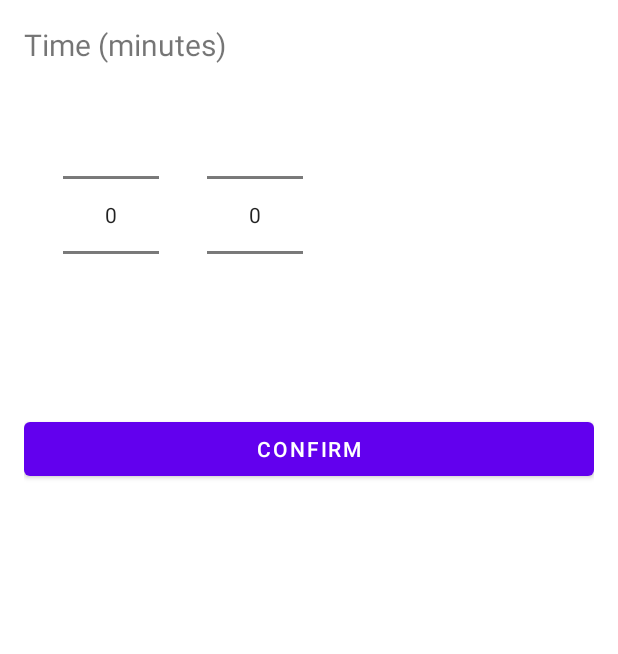
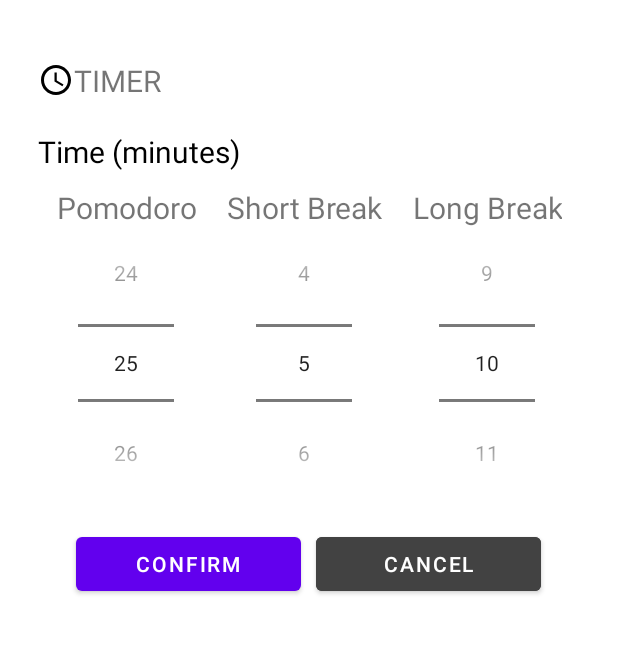
Before and after one commit to Lamlance/HCMUS_CSC13009_20KTPM2_Group02_ScheduleProject, an Android app: the fragment TimerSetting placed in its activity, on a phone screen of 412 x 824 dp, the part 84-738 px from its top. Run offline under Robolectric (Android 15) with nearby library versions, the phone set to English and light mode, and no system bars; our stand-ins replace navigation-ui.

Commit message:
Fix UI for timer setting and add logics

```diff
--- a/app/src/main/java/com/honaglam/scheduleproject/CalendarFragment.java
+++ b/app/src/main/java/com/honaglam/scheduleproject/CalendarFragment.java
@@ -66,7 +66,5 @@ public class CalendarFragment extends Fragment {
 
     CalendarRecyclerViewAdapter calendarRecyclerViewAdapter = new CalendarRecyclerViewAdapter(getContext());
     recyclerCalendar.setAdapter(calendarRecyclerViewAdapter);
-
-
   }
 }
--- a/app/src/main/java/com/honaglam/scheduleproject/TimerFragment.java
+++ b/app/src/main/java/com/honaglam/scheduleproject/TimerFragment.java
@@ -89,7 +89,6 @@ public class TimerFragment extends Fragment {
 
     timerSetting = getView().findViewById(R.id.btnTimerSetting);
     timerSetting.setOnClickListener(new View.OnClickListener(){
-
       @Override
       public void onClick(View view) {
         ((MainActivity)getActivity()).switchFragment_TimerSetting();
--- a/app/src/main/java/com/honaglam/scheduleproject/TimerSetting.java
+++ b/app/src/main/java/com/honaglam/scheduleproject/TimerSetting.java
@@ -2,11 +2,17 @@ package com.honaglam.scheduleproject;
 
 import android.os.Bundle;
 
+import androidx.annotation.NonNull;
+import androidx.annotation.Nullable;
 import androidx.fragment.app.Fragment;
 
 import android.view.LayoutInflater;
 import android.view.View;
 import android.view.ViewGroup;
+import android.widget.Button;
+import android.widget.NumberPicker;
+
+import com.honaglam.scheduleproject.Calendar.CalendarRecyclerViewAdapter;
 
 /**
  * A simple {@link Fragment} subclass.
@@ -17,12 +23,14 @@ public class TimerSetting extends Fragment {
 
     // TODO: Rename parameter arguments, choose names that match
     // the fragment initialization parameters, e.g. ARG_ITEM_NUMBER
-    private static final String ARG_PARAM1 = "param1";
-    private static final String ARG_PARAM2 = "param2";
-
-    // TODO: Rename and change types of parameters
-    private String mParam1;
-    private String mParam2;
+    private Button confirmButton;
+    private Button cancelButton;
+    private NumberPicker pomodoroTimePicker;
+    private int pomodoroTime;
+    private NumberPicker shortBreakPicker;
+    private int shortBreakTime;
+    private NumberPicker longBreakPicker;
+    private int longBreakTime;
 
     public TimerSetting() {
         // Required empty public constructor
@@ -40,25 +48,85 @@ public class TimerSetting extends Fragment {
     public static TimerSetting newInstance(String param1, String param2) {
         TimerSetting fragment = new TimerSetting();
         Bundle args = new Bundle();
-        args.putString(ARG_PARAM1, param1);
-        args.putString(ARG_PARAM2, param2);
         fragment.setArguments(args);
         return fragment;
     }
-
     @Override
     public void onCreate(Bundle savedInstanceState) {
         super.onCreate(savedInstanceState);
         if (getArguments() != null) {
-            mParam1 = getArguments().getString(ARG_PARAM1);
-            mParam2 = getArguments().getString(ARG_PARAM2);
+
         }
     }
-
     @Override
     public View onCreateView(LayoutInflater inflater, ViewGroup container,
                              Bundle savedInstanceState) {
         // Inflate the layout for this fragment
+
         return inflater.inflate(R.layout.fragment_timer_setting, container, false);
     }
+    @Override
+    public void onViewCreated(@NonNull View view, @Nullable Bundle savedInstanceState) {
+        super.onViewCreated(view, savedInstanceState);
+        int minVal = 0;
+        int maxVal = 120;
+        // Set time for pomodoro work time and watch changed valued
+        pomodoroTimePicker = getView().findViewById(R.id.workTime);
+        pomodoroTimePicker.setMinValue(minVal);
+        pomodoroTimePicker.setMaxValue(maxVal);
+        pomodoroTimePicker.setValue(25);
+        pomodoroTimePicker.setOnValueChangedListener(new NumberPicker.OnValueChangeListener() {
+            @Override
+            public void onValueChange(NumberPicker numberPicker, int i, int i1) {
+                pomodoroTime = pomodoroTimePicker.getValue();
+            }
+        });
+
+        // Set time for short break time and watch changed valued
+        shortBreakPicker = getView().findViewById(R.id.shortBreak);
+        shortBreakPicker.setMinValue(minVal);
+        shortBreakPicker.setMaxValue(maxVal);
+        shortBreakPicker.setValue(5);
+        shortBreakPicker.setOnValueChangedListener(new NumberPicker.OnValueChangeListener() {
+            @Override
+            public void onValueChange(NumberPicker numberPicker, int i, int i1) {
+                shortBreakTime = shortBreakPicker.getValue();
+            }
+        });
+
+        // Set time for long break time and watch changed valued
+        longBreakPicker = getView().findViewById(R.id.longBreak);
+        longBreakPicker.setMinValue(minVal);
+        longBreakPicker.setMaxValue(maxVal);
+        longBreakPicker.setValue(10);
+        longBreakPicker.setOnValueChangedListener(new NumberPicker.OnValueChangeListener() {
+            @Override
+            public void onValueChange(NumberPicker numberPicker, int i, int i1) {
+                longBreakTime = longBreakPicker.getValue();
+            }
+        });
+
+        // Pass the setting to the timer Fragment upon confirm pressed
+        confirmButton = getView().findViewById(R.id.confirmButton);
+        confirmButton.setOnClickListener(new View.OnClickListener() {
+            @Override
+            public void onClick(View view) {
+                if (view.getId() == R.id.confirmButton){
+                    int workTime = pomodoroTime;
+                    int shortBreak = shortBreakTime;
+                    int longBreak = longBreakTime;
+                    Bundle bundle = new Bundle();
+                    bundle.putInt("workTime", workTime);
+                    bundle.putInt("shortBreakTime", shortBreak);
+                    bundle.putInt("longBreakTime", longBreak);
+                    TimerFragment timerFragment = new TimerFragment();
+                    timerFragment.setArguments(bundle);
+                }
+
+            }
+        });
+        cancelButton = getView().findViewById(R.id.cancelButton);
+
+    }
+
 }
--- a/app/src/main/res/layout/fragment_timer_setting.xml
+++ b/app/src/main/res/layout/fragment_timer_setting.xml
@@ -3,49 +3,115 @@
     android:layout_width="match_parent"
     android:layout_height="wrap_content"
     android:orientation="vertical"
-    android:padding="16dp"
-    xmlns:tools="http://schemas.android.com/tools">
+    android:layout_marginTop="20dp"
+    android:layout_marginBottom="10dp"
+    android:layout_marginLeft="5dp"
+    android:layout_marginRight="5dp"
+    android:padding="20dp">
+
 
     <TextView
-        android:layout_width="match_parent"
+        android:layout_width="wrap_content"
+        android:layout_height="wrap_content"
+        android:drawableLeft="@drawable/baseline_access_time_24"
+        android:text="TIMER"
+        android:layout_marginBottom="20dp"
+        android:textSize="20sp" />
+    <TextView
+        android:layout_width="wrap_content"
         android:layout_height="wrap_content"
         android:text="Time (minutes)"
-        android:textSize="20sp" />
+        android:textSize="20sp"
+        android:textColor="#000000"
+        android:layout_marginBottom="10dp"/>
+    <LinearLayout
+        android:layout_width="match_parent"
+        android:layout_height="match_parent"
+        android:layout_marginBottom="20dp"
+        android:orientation="horizontal"
+        android:gravity="center">
+        <LinearLayout
+            android:layout_width="wrap_content"
+            android:layout_height="wrap_content"
+            android:orientation="vertical"
+            android:gravity="center"
+            android:layout_marginRight="20dp">
+            <TextView
+                android:layout_width="wrap_content"
+                android:layout_height="wrap_content"
+                android:gravity="center"
+                android:text="@string/pomodoro"
+                android:textAlignment="center"
+                android:textSize="20sp" />
+            <NumberPicker
+                android:id="@+id/workTime"
+                android:layout_width="wrap_content"
+                android:layout_height="wrap_content"
+                android:layout_gravity="center"/>
+        </LinearLayout>
+
+        <LinearLayout
+            android:layout_width="wrap_content"
+            android:layout_height="wrap_content"
+            android:orientation="vertical"
+            android:gravity="center">
+            <TextView
+                android:layout_width="wrap_content"
+                android:layout_height="wrap_content"
+                android:layout_gravity="center"
+                android:text="@string/short_break"
+                android:textAlignment="center"
+                android:textSize="20sp" />
+            <NumberPicker
+                android:id="@+id/shortBreak"
+                android:layout_width="wrap_content"
+                android:layout_height="wrap_content"
+                android:layout_gravity="center" />
+        </LinearLayout>
+
+        <LinearLayout
+            android:layout_width="wrap_content"
+            android:layout_height="wrap_content"
+            android:orientation="vertical"
+            android:layout_marginLeft="20dp">
+
+            <TextView
+                android:layout_width="wrap_content"
+                android:layout_height="wrap_content"
+                android:gravity="center"
+                android:text="@string/long_break"
+                android:textAlignment="center"
+                android:textSize="20sp" />
+            <NumberPicker
+                android:id="@+id/longBreak"
+                android:layout_width="wrap_content"
+                android:layout_height="wrap_content"
+                android:layout_gravity="center" />
+        </LinearLayout>
+    </LinearLayout>
 
     <LinearLayout
         android:layout_width="match_parent"
         android:layout_height="wrap_content"
-        android:layout_margin="10dp">
-        <LinearLayout
+        android:orientation="horizontal"
+        android:gravity="center">
+        <Button
+            android:id="@+id/confirmButton"
+            android:layout_width="150dp"
             android:layout_height="wrap_content"
-            android:layout_width="wrap_content">
-            <NumberPicker
-                android:id="@+id/pomodoroPicker"
-                android:layout_width="wrap_content"
-                android:layout_height="wrap_content"
-                android:layout_margin="16dp"
-                android:gravity="center"
-                android:layout_gravity="" />
-        </LinearLayout>
-
-        <LinearLayout
+            android:text="@string/confirm"
+            android:textAlignment="center"
+            android:layout_marginLeft="10dp"
+            android:layout_marginRight="10dp"/>
+        <Button
+            android:id="@+id/cancelButton"
+            android:layout_width="150dp"
             android:layout_height="wrap_content"
-            android:layout_width="wrap_content">
-            <NumberPicker
-                android:id="@+id/pomodoroBreakPicker"
-                android:layout_width="wrap_content"
-                android:layout_height="wrap_content"
-                android:layout_margin="16dp"
-                android:gravity="center"
-                android:layout_gravity="" />
-        </LinearLayout>
-
+            android:layout_gravity="right"
+            android:backgroundTint="@color/cardview_dark_background"
+            android:text="@string/cancel"
+            android:layout_marginRight="10dp"/>
     </LinearLayout>
 
-    <Button
-        android:id="@+id/confirmButton"
-        android:layout_width="match_parent"
-        android:layout_height="wrap_content"
-        android:text="Confirm" />
 
 </LinearLayout>
--- a/app/src/main/res/values/strings.xml
+++ b/app/src/main/res/values/strings.xml
@@ -2,4 +2,10 @@
     <string name="app_name">ScheduleProject</string>
     <!-- TODO: Remove or change this placeholder text -->
     <string name="hello_blank_fragment">Hello blank fragment</string>
+    <string name="confirm">Confirm</string>
+    <string name="pomodoro">Pomodoro</string>
+    <string name="pomodoro_settings">Pomodoro Settings</string>
+    <string name="cancel">Cancel</string>
+    <string name="short_break">Short Break</string>
+    <string name="long_break">Long Break</string>
 </resources>
```
